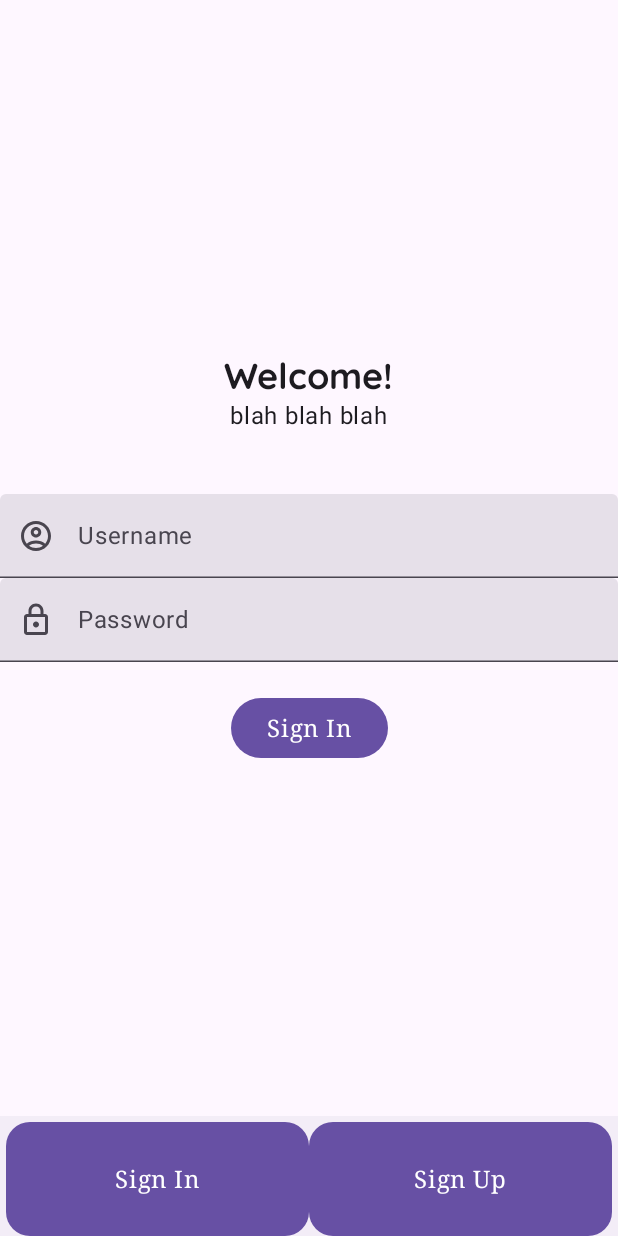
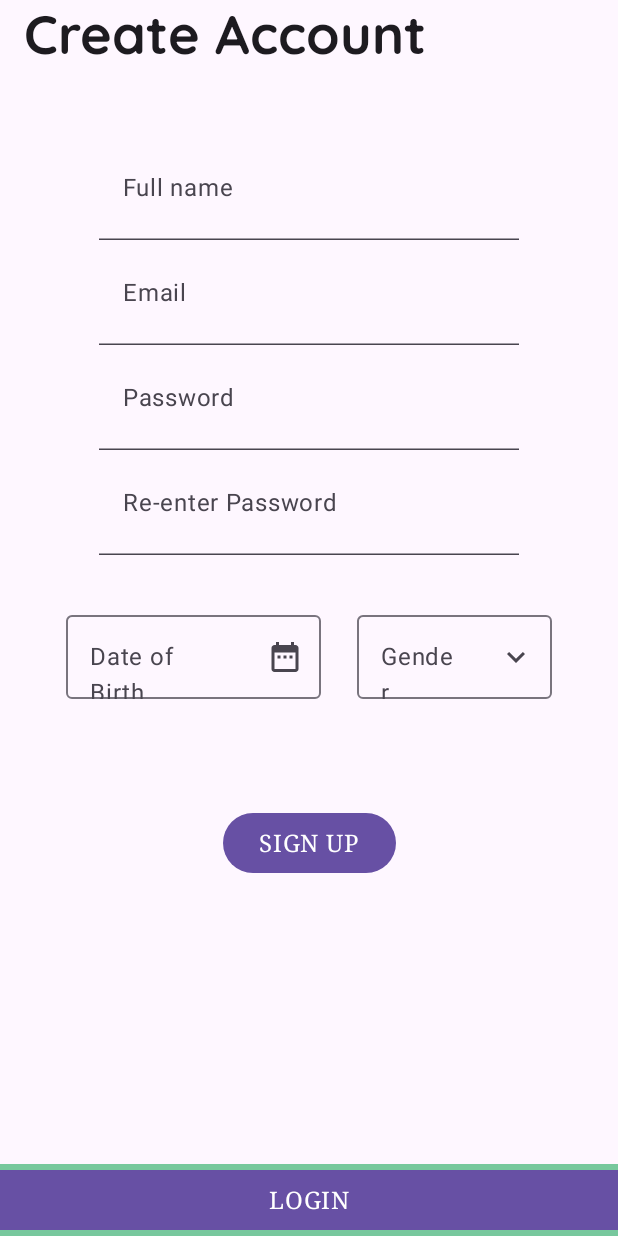
Before and after one commit to Laurennn123/smart-doorbell-mobile, an Android app built with Jetpack Compose: the screen it shows after launch (MainActivity), on a phone screen of 412 x 824 dp. Run offline under Robolectric (Android 15) with nearby library versions, the light colour scheme and no system bars.

Commit message:
draft ui sign up screen

```diff
--- a/app/src/main/java/com/example/mobileapp/SmartDoorbellScreen.kt
+++ b/app/src/main/java/com/example/mobileapp/SmartDoorbellScreen.kt
@@ -1,5 +1,6 @@
 package com.example.mobileapp
 
+import android.graphics.LinearGradient
 import androidx.compose.foundation.layout.Column
 import androidx.compose.foundation.layout.Row
 import androidx.compose.foundation.layout.fillMaxSize
@@ -28,6 +29,15 @@ import androidx.navigation.compose.NavHost
 import androidx.navigation.compose.composable
 import androidx.navigation.compose.currentBackStackEntryAsState
 import androidx.navigation.compose.rememberNavController
+import android.graphics.Shader
+import androidx.compose.foundation.background
+import androidx.compose.foundation.gestures.scrollable
+import androidx.compose.foundation.layout.Box
+import androidx.compose.foundation.layout.statusBarsPadding
+import androidx.compose.material3.TopAppBarColors
+import androidx.compose.material3.TopAppBarDefaults
+import androidx.compose.ui.graphics.Brush
+import androidx.compose.ui.graphics.Color
 import com.example.mobileapp.data.DataSource.settings
 import com.example.mobileapp.model.AuthorizedPerson
 import com.example.mobileapp.model.AuthorizedPersonModel
@@ -42,12 +52,14 @@ import com.example.mobileapp.ui.SettingsScreen
 import com.example.mobileapp.ui.appbar.LogAndSignInBottomBar
 import com.example.mobileapp.ui.components.IconAppBar
 import com.example.mobileapp.ui.login.LoginScreen
+import com.example.mobileapp.ui.sign_up.SignUpScreen
 
 
 enum class SmartDoorbellScreen {
     Home,
     Settings,
-    Login
+    Login,
+    SignUp
 }
 
 enum class SettingsScreen {
@@ -67,7 +79,7 @@ fun SmartDoorbellApp(
     var settingsSelect by rememberSaveable { mutableStateOf("") }
 
     Scaffold(
-        topBar = {
+//        topBar = {
 //            if (currentScreen == SmartDoorbellScreen.Home.name) {
 //                HomeScreenAppBar()
 //            } else {
@@ -81,21 +93,40 @@ fun SmartDoorbellApp(
 //                    }
 //                )
 //            }
-        },
-        bottomBar = {
-            LogAndSignInBottomBar()
-        }
+//        },
+//        bottomBar = {
+//            LogAndSignInBottomBar()
+//        },
     ) { innerPadding ->
+//        Box(
+//            modifier = Modifier
+//                .fillMaxSize()
+//                .background(brush = Brush.linearGradient(
+//                    colors = listOf(Color(0xFF041721), Color(0xFF00818F)
+//                    )))
+//        ) {
             val authorizeUiState by authorizedViewModel.uiState.collectAsState()
             val entriesUiState by entriesViewModel.uiState.collectAsState()
 
             NavHost(
                 navController =  navController,
-            startDestination = SmartDoorbellScreen.Login.name,
+                startDestination = SmartDoorbellScreen.SignUp.name,
                 modifier =  Modifier.padding(innerPadding)
             ) {
+                composable(route = SmartDoorbellScreen.SignUp.name) {
+                    SignUpScreen(
+                        modifier = Modifier
+                            .fillMaxWidth()
+                            .statusBarsPadding()
+                            .fillMaxSize()
+                    )
+                }
+
                 composable(route = SmartDoorbellScreen.Login.name) {
-                LoginScreen(modifier = Modifier.fillMaxSize())
+                    LoginScreen(
+                        signIn = { navController.navigate(SmartDoorbellScreen.Home.name) },
+                        modifier = Modifier.fillMaxSize()
+                    )
                 }
 
                 composable(route = SmartDoorbellScreen.Home.name) {
@@ -176,6 +207,7 @@ fun SmartDoorbellApp(
                 }
 
             }
+//        }
     }
 }
 
@@ -200,7 +232,10 @@ private fun BackAndUserAppBar(
                 onClick = { },
                 contentDescription = stringResource(id = R.string.user_account),
             )
-        }
+        },
+        colors = TopAppBarDefaults.topAppBarColors(
+            containerColor = Color(0xFF041721).copy(alpha = 0.1f)
+        ),
     )
 }
 
@@ -231,6 +266,11 @@ private fun HomeScreenAppBar(modifier: Modifier = Modifier) {
                 )
             }
         },
+        colors = TopAppBarDefaults.topAppBarColors(
+            containerColor = Color(0xFF041721).copy(alpha = 0.1f)
+        ),
         modifier = modifier
     )
+
+
 }
--- a/app/src/main/java/com/example/mobileapp/data/DataSource.kt
+++ b/app/src/main/java/com/example/mobileapp/data/DataSource.kt
@@ -15,7 +15,6 @@ object DataSource {
         Settings(R.string.my_account, Icons.Filled.AccountCircle),
         Settings(R.string.face_enrollment, Icons.Filled.Face),
         Settings(R.string.entries_history, Icons.Filled.Lock),
-        Settings(R.string.general_settings, Icons.Filled.Settings),
         Settings(R.string.about_us, Icons.Filled.Info),
         Settings(R.string.logout, Icons.Filled.Close),
     )
--- a/app/src/main/java/com/example/mobileapp/ui/HomeScreen.kt
+++ b/app/src/main/java/com/example/mobileapp/ui/HomeScreen.kt
@@ -185,7 +185,7 @@ private fun MessagePanel(
             text = stringResource(id = R.string.message_panel),
             style = MaterialTheme.typography.displayMedium,
             modifier = Modifier.padding(dimensionResource(R.dimen.padding_small))
-            )
+        )
         TextField(
             value = messageValue,
             onValueChange = userMessage,
--- a/app/src/main/java/com/example/mobileapp/ui/appbar/LogAndSignIn.kt
+++ b/app/src/main/java/com/example/mobileapp/ui/appbar/LogAndSignIn.kt
@@ -3,6 +3,7 @@ package com.example.mobileapp.ui.appbar
 import androidx.compose.foundation.layout.Row
 import androidx.compose.foundation.layout.fillMaxHeight
 import androidx.compose.foundation.layout.fillMaxWidth
+import androidx.compose.foundation.shape.RoundedCornerShape
 import androidx.compose.material3.BottomAppBar
 import androidx.compose.material3.MaterialTheme
 import androidx.compose.material3.contentColorFor
@@ -10,6 +11,7 @@ import androidx.compose.runtime.Composable
 import androidx.compose.ui.Modifier
 import androidx.compose.ui.graphics.Color
 import androidx.compose.ui.res.stringResource
+import androidx.compose.ui.unit.dp
 import com.example.mobileapp.R
 import com.example.mobileapp.ui.components.SimpleButton
 
@@ -27,7 +29,7 @@ fun LogAndSignInBottomBar(modifier: Modifier = Modifier) {
             SimpleButton(
                 onClick = {},
                 nameOfButton = stringResource(R.string.sign_in),
-                shape = MaterialTheme.shapes.medium,
+                shape = RoundedCornerShape(0.dp),
                 modifier = Modifier
                     .weight(1f)
                     .fillMaxHeight()
@@ -36,7 +38,7 @@ fun LogAndSignInBottomBar(modifier: Modifier = Modifier) {
             SimpleButton(
                 onClick = {},
                 nameOfButton = stringResource(R.string.sign_up),
-                shape = MaterialTheme.shapes.medium,
+                shape = RoundedCornerShape(0.dp),
                 modifier = Modifier
                     .weight(1f)
                     .fillMaxHeight()
--- a/app/src/main/java/com/example/mobileapp/ui/components/TextField.kt
+++ b/app/src/main/java/com/example/mobileapp/ui/components/TextField.kt
@@ -6,12 +6,11 @@ import androidx.compose.material3.TextField
 import androidx.compose.material3.TextFieldColors
 import androidx.compose.runtime.Composable
 import androidx.compose.ui.Modifier
-import androidx.compose.ui.text.input.KeyboardType
 import androidx.compose.ui.text.input.VisualTransformation
 
 @Composable
 fun TextFieldWithIcon(
-    icon: @Composable () -> Unit,
+    icon: @Composable () -> Unit = {},
     label: String,
     displayTyped: String,
     userTyped: (String) -> Unit,
--- a/app/src/main/java/com/example/mobileapp/ui/login/LoginScreen.kt
+++ b/app/src/main/java/com/example/mobileapp/ui/login/LoginScreen.kt
@@ -29,7 +29,9 @@ import com.example.mobileapp.ui.components.TextFieldWithIcon
 import com.example.mobileapp.ui.components.WelcomeMessage
 
 @Composable
-fun LoginScreen(modifier: Modifier = Modifier) {
+fun LoginScreen(
+    signIn: () -> Unit,
+    modifier: Modifier = Modifier) {
     Column(
         verticalArrangement = Arrangement.Center,
         horizontalAlignment = Alignment.CenterHorizontally,
@@ -40,7 +42,7 @@ fun LoginScreen(modifier: Modifier = Modifier) {
         Username()
         Password()
         Spacer(modifier = Modifier.height(20.dp))
-        SignIn()
+        SignIn(onClick = signIn)
     }
 }
 
@@ -53,7 +55,10 @@ private fun Username() {
         label = stringResource(R.string.username),
         displayTyped = "",
         userTyped = {},
-        colors = TextFieldDefaults.colors(Color.Transparent),
+        colors = TextFieldDefaults.colors(
+            focusedContainerColor = Color.Transparent,
+            unfocusedContainerColor = Color.Transparent,
+        ),
         visualTransformation = VisualTransformation.None,
         keyboardOptions = KeyboardOptions(keyboardType = KeyboardType.Text),
         modifier = Modifier
@@ -70,7 +75,10 @@ private fun Password() {
         label = stringResource(R.string.password),
         displayTyped = "",
         userTyped = {},
-        colors = TextFieldDefaults.colors(Color.Transparent),
+        colors = TextFieldDefaults.colors(
+            focusedContainerColor = Color.Transparent,
+            unfocusedContainerColor = Color.Transparent,
+        ),
         visualTransformation = PasswordVisualTransformation(),
         keyboardOptions = KeyboardOptions(keyboardType = KeyboardType.Password),
         modifier = Modifier
@@ -79,9 +87,11 @@ private fun Password() {
 }
 
 @Composable
-private fun SignIn() {
+private fun SignIn(
+    onClick: () -> Unit
+) {
     SimpleButton(
-        onClick = {},
+        onClick = onClick,
         nameOfButton = stringResource(R.string.sign_in),
         shape = MaterialTheme.shapes.extraLarge
     )
--- /dev/null
+++ b/app/src/main/java/com/example/mobileapp/ui/sign_up/SignUpScreen.kt
@@ -0,0 +1,278 @@
+package com.example.mobileapp.ui.sign_up
+
+import androidx.compose.foundation.background
+import androidx.compose.foundation.layout.Arrangement
+import androidx.compose.foundation.layout.Box
+import androidx.compose.foundation.layout.Column
+import androidx.compose.foundation.layout.Row
+import androidx.compose.foundation.layout.Spacer
+import androidx.compose.foundation.layout.fillMaxWidth
+import androidx.compose.foundation.layout.height
+import androidx.compose.foundation.layout.offset
+import androidx.compose.foundation.layout.padding
+import androidx.compose.foundation.layout.width
+import androidx.compose.foundation.shape.RoundedCornerShape
+import androidx.compose.foundation.text.KeyboardOptions
+import androidx.compose.material.icons.Icons
+import androidx.compose.material.icons.filled.DateRange
+import androidx.compose.material.icons.filled.KeyboardArrowDown
+import androidx.compose.material3.DatePicker
+import androidx.compose.material3.DropdownMenu
+import androidx.compose.material3.DropdownMenuItem
+import androidx.compose.material3.ExperimentalMaterial3Api
+import androidx.compose.material3.MaterialTheme
+import androidx.compose.material3.OutlinedTextField
+import androidx.compose.material3.Text
+import androidx.compose.material3.TextField
+import androidx.compose.material3.TextFieldDefaults
+import androidx.compose.material3.rememberDatePickerState
+import androidx.compose.runtime.Composable
+import androidx.compose.ui.Alignment
+import androidx.compose.ui.Modifier
+import androidx.compose.ui.graphics.Color
+import androidx.compose.ui.res.dimensionResource
+import androidx.compose.ui.res.stringResource
+import androidx.compose.ui.text.input.ImeAction
+import androidx.compose.ui.text.input.KeyboardType
+import androidx.compose.ui.text.input.PasswordVisualTransformation
+import androidx.compose.ui.text.input.VisualTransformation
+import androidx.compose.ui.unit.dp
+import androidx.compose.ui.window.Popup
+import androidx.lifecycle.viewmodel.compose.viewModel
+import com.example.mobileapp.R
+import com.example.mobileapp.ui.components.IconAppBar
+import com.example.mobileapp.ui.components.SimpleButton
+
+@Composable
+fun SignUpScreen(
+    modifier: Modifier = Modifier,
+    signUpViewModel: SignUpViewModel = viewModel()) {
+    Column(
+        verticalArrangement = Arrangement.SpaceBetween,
+        horizontalAlignment = Alignment.CenterHorizontally,
+        modifier = modifier
+    ) {
+        Text(
+            text = stringResource(id = R.string.create_account),
+            style = MaterialTheme.typography.displayLarge,
+            modifier = Modifier
+                .align(alignment = Alignment.Start)
+                .padding(start = dimensionResource(R.dimen.padding_medium))
+        )
+        Column(
+            horizontalAlignment = Alignment.CenterHorizontally,
+            modifier = Modifier
+                .fillMaxWidth()
+                .padding(horizontal = dimensionResource(R.dimen.padding_medium))
+        ) {
+            IdentityForm(
+                signUpUiState = signUpViewModel.signUpUiState,
+                signUpViewModel = signUpViewModel,
+                onValueChange = signUpViewModel::updateUiState
+            )
+            Spacer(modifier = Modifier.height(60.dp))
+            SimpleButton(
+                onClick = {},
+                nameOfButton = stringResource(R.string.sign_up).uppercase(),
+                shape = MaterialTheme.shapes.extraLarge
+            )
+        }
+        Spacer(modifier = Modifier.height(100.dp))
+        SimpleButton(
+            onClick = {},
+            nameOfButton = stringResource(R.string.login).uppercase(),
+            shape = RoundedCornerShape(0.dp),
+            modifier = Modifier
+                .fillMaxWidth()
+                .background(color = Color(0xFF77C89D))
+        )
+    }
+}
+
+@Composable
+private fun IdentityForm(
+    signUpUiState: SignUpUiState,
+    signUpViewModel: SignUpViewModel,
+    onValueChange: (SignUpDetails) -> Unit = {}) {
+    IdentityTextField(
+        label = stringResource(R.string.full_name),
+        displayTyped = signUpUiState.signUpDetails.fullName,
+        userTyped = { onValueChange(signUpUiState.signUpDetails.copy(fullName = it)) },
+        visualTransformation = VisualTransformation.None,
+        keyboardOptions = KeyboardOptions(
+            keyboardType = KeyboardType.Text,
+            imeAction = ImeAction.Next
+        )
+    )
+    IdentityTextField(
+        label = stringResource(R.string.email),
+        displayTyped = signUpUiState.signUpDetails.email,
+        userTyped = { onValueChange(signUpUiState.signUpDetails.copy(email = it)) },
+        visualTransformation = VisualTransformation.None,
+        keyboardOptions = KeyboardOptions(
+            keyboardType = KeyboardType.Text,
+            imeAction = ImeAction.Next
+        )
+    )
+    IdentityTextField(
+        label = stringResource(R.string.password),
+        displayTyped = signUpUiState.signUpDetails.password,
+        userTyped = { onValueChange(signUpUiState.signUpDetails.copy(password = it)) },
+        visualTransformation = PasswordVisualTransformation(),
+        keyboardOptions = KeyboardOptions(
+            keyboardType = KeyboardType.Password,
+            imeAction = ImeAction.Next
+        )
+    )
+    IdentityTextField(
+        label = stringResource(R.string.re_enter_password),
+        displayTyped = signUpUiState.signUpDetails.reEnterPassword,
+        userTyped = { onValueChange(signUpUiState.signUpDetails.copy(reEnterPassword = it)) },
+        visualTransformation = PasswordVisualTransformation(),
+        keyboardOptions = KeyboardOptions(
+            keyboardType = KeyboardType.Password,
+            imeAction = ImeAction.Done
+        )
+    )
+    Spacer(modifier = Modifier.height(20.dp))
+    Row(
+        horizontalArrangement = Arrangement.SpaceBetween,
+        modifier = Modifier
+            .fillMaxWidth()
+            .padding(horizontal = dimensionResource(R.dimen.padding_medium))
+    ) {
+        DatePickerDocked(
+            signUpUiState = signUpUiState,
+            signUpViewModel = signUpViewModel,
+            onClick = { signUpViewModel.clickedCalendarIcon() }
+        )
+        GenderPicker(
+            gender = signUpUiState.signUpDetails.gender,
+            signUpUiState = signUpUiState,
+            signUpViewModel = signUpViewModel
+        )
+    }
+}
+
+@Composable
+private fun IdentityTextField(
+    label: String,
+    displayTyped: String,
+    userTyped: (String) -> Unit,
+    visualTransformation: VisualTransformation,
+    keyboardOptions: KeyboardOptions,
+) {
+    TextField(
+        value = displayTyped,
+        onValueChange = userTyped,
+        label = { Text(text = label) },
+        visualTransformation = visualTransformation,
+        keyboardOptions = keyboardOptions,
+        colors = TextFieldDefaults.colors(
+            focusedContainerColor = Color.Transparent,
+            unfocusedContainerColor = Color.Transparent,
+        ),
+        singleLine = true,
+        modifier = Modifier
+            .height(70.dp)
+    )
+}
+
+@OptIn(ExperimentalMaterial3Api::class)
+@Composable
+private fun DatePickerDocked(
+    signUpUiState: SignUpUiState,
+    signUpViewModel: SignUpViewModel,
+    onClick: () -> Unit
+) {
+    val datePickerState = rememberDatePickerState()
+    val selectedDate = datePickerState.selectedDateMillis?.let {
+        signUpViewModel.convertMillisToDate(it)
+    } ?: ""
+
+    Box(
+        modifier = Modifier.padding(12.dp)
+    ) {
+        OutlinedTextField(
+            value = selectedDate,
+            onValueChange = {},
+            label = { Text(stringResource(R.string.date_of_birth)) },
+            readOnly = true,
+            trailingIcon = {
+                IconAppBar(
+                    icon = Icons.Default.DateRange,
+                    onClick = onClick,
+                    contentDescription = stringResource(R.string.select_date)
+                )
+            },
+            modifier = Modifier
+                .height(64.dp)
+                .width(170.dp)
+        )
+
+        if (signUpUiState.showDatePicker) {
+            Popup(
+                onDismissRequest = {
+                    signUpViewModel.updateDateBirthAndPicker(selectedDate)
+                },
+                alignment = Alignment.TopStart
+            ) {
+                Box(
+                    modifier = Modifier
+                        .fillMaxWidth()
+                        .offset(y = -40.dp)
+                        .padding(16.dp)
+                ) {
+                    DatePicker(
+                        state = datePickerState,
+                        showModeToggle = false
+                    )
+                }
+            }
+        }
+    }
+}
+
+@Composable
+private fun GenderPicker(
+    gender: String,
+    signUpUiState: SignUpUiState,
+    signUpViewModel: SignUpViewModel
+) {
+
+    Box(
+        modifier = Modifier.padding(12.dp)
+    ) {
+        OutlinedTextField(
+            value = gender,
+            onValueChange = {},
+            readOnly = true,
+            label = { Text(text = stringResource(R.string.gender))},
+            trailingIcon = {
+                IconAppBar(
+                    icon = Icons.Default.KeyboardArrowDown,
+                    onClick = { signUpViewModel.clickedArrowDownIcon() },
+                    contentDescription = stringResource(R.string.arrow_down)
+                )
+            },
+            modifier = Modifier
+                .height(64.dp)
+                .width(140.dp)
+        )
+        DropdownMenu(
+            expanded = signUpUiState.showMenuPicker,
+            onDismissRequest = { signUpViewModel.dismissMenu() }
+        ) {
+            DropdownMenuItem(
+                text = { Text(stringResource(R.string.male)) },
+                onClick = { signUpViewModel.updateGender("Male") }
+            )
+            DropdownMenuItem(
+                text = { Text(stringResource(R.string.female)) },
+                onClick = { signUpViewModel.updateGender("Female") }
+            )
+        }
+    }
+
+
+}
--- /dev/null
+++ b/app/src/main/java/com/example/mobileapp/ui/sign_up/SignUpViewModel.kt
@@ -0,0 +1,74 @@
+package com.example.mobileapp.ui.sign_up
+
+import androidx.compose.material3.CalendarLocale
+import androidx.compose.material3.DatePickerDefaults
+import androidx.compose.material3.DatePickerState
+import androidx.compose.material3.DisplayMode
+import androidx.compose.material3.ExperimentalMaterial3Api
+import androidx.compose.material3.LocalTextStyle
+import androidx.compose.runtime.getValue
+import androidx.compose.runtime.mutableStateOf
+import androidx.compose.runtime.remember
+import androidx.compose.runtime.setValue
+import androidx.lifecycle.ViewModel
+import java.text.SimpleDateFormat
+import java.util.Date
+import java.util.Locale
+
+class SignUpViewModel: ViewModel() {
+
+
+    var signUpUiState by mutableStateOf(SignUpUiState())
+        private set
+
+    fun updateUiState(signUpDetails: SignUpDetails) {
+        signUpUiState = SignUpUiState(signUpDetails = signUpDetails)
+    }
+
+    fun updateDateBirthAndPicker(date: String) {
+        signUpUiState = SignUpUiState(
+            signUpDetails = SignUpDetails().copy(dateOfBirth = date),
+            showDatePicker = false)
+    }
+
+    fun clickedCalendarIcon() {
+        signUpUiState = SignUpUiState(showDatePicker = true)
+    }
+
+    fun clickedArrowDownIcon() {
+        signUpUiState = SignUpUiState(showMenuPicker = true)
+    }
+
+    fun updateGender(pickedGender: String) {
+        signUpUiState = SignUpUiState(
+            signUpDetails = SignUpDetails().copy(
+                gender = pickedGender
+            ),
+        )
+    }
+
+    fun dismissMenu() {
+        signUpUiState = SignUpUiState(showMenuPicker = false)
+    }
+
+    fun convertMillisToDate(millis: Long): String {
+        val formatter = SimpleDateFormat("MM/dd/yyyy", Locale.getDefault())
+        return formatter.format(Date(millis))
+    }
+}
+
+data class SignUpUiState(
+    val signUpDetails: SignUpDetails = SignUpDetails(),
+    val isEntryValid: Boolean = false,
+    val showDatePicker: Boolean = false,
+    val showMenuPicker: Boolean = false
+)
+
+data class SignUpDetails(
+    val fullName: String = "",
+    val email: String = "",
+    val password: String = "",
+    val reEnterPassword: String = "",
+    val dateOfBirth: String = "",
+    val gender: String = ""
+)
--- a/app/src/main/res/values/strings.xml
+++ b/app/src/main/res/values/strings.xml
@@ -34,4 +34,15 @@
     <string name="password">Password</string>
     <string name="sign_in">Sign In</string>
     <string name="sign_up">Sign Up</string>
+    <string name="create_account">Create Account</string>
+    <string name="full_name">Full name</string>
+    <string name="email">Email</string>
+    <string name="re_enter_password">Re-enter Password</string>
+    <string name="login">Login</string>
+    <string name="gender">Gender</string>
+    <string name="select_date">Select Date</string>
+    <string name="arrow_down">Arrow Down Gender Picker</string>
+    <string name="male">Female</string>
+    <string name="female">Male</string>
+    <string name="date_of_birth">Date of Birth</string>
 </resources>
```
Also changed, not shown: app/src/main/java/com/example/mobileapp/ui/SettingsScreen.kt (+0 -14 lines), 1 other file. Lines whose indentation alone changed are shown as unchanged.
